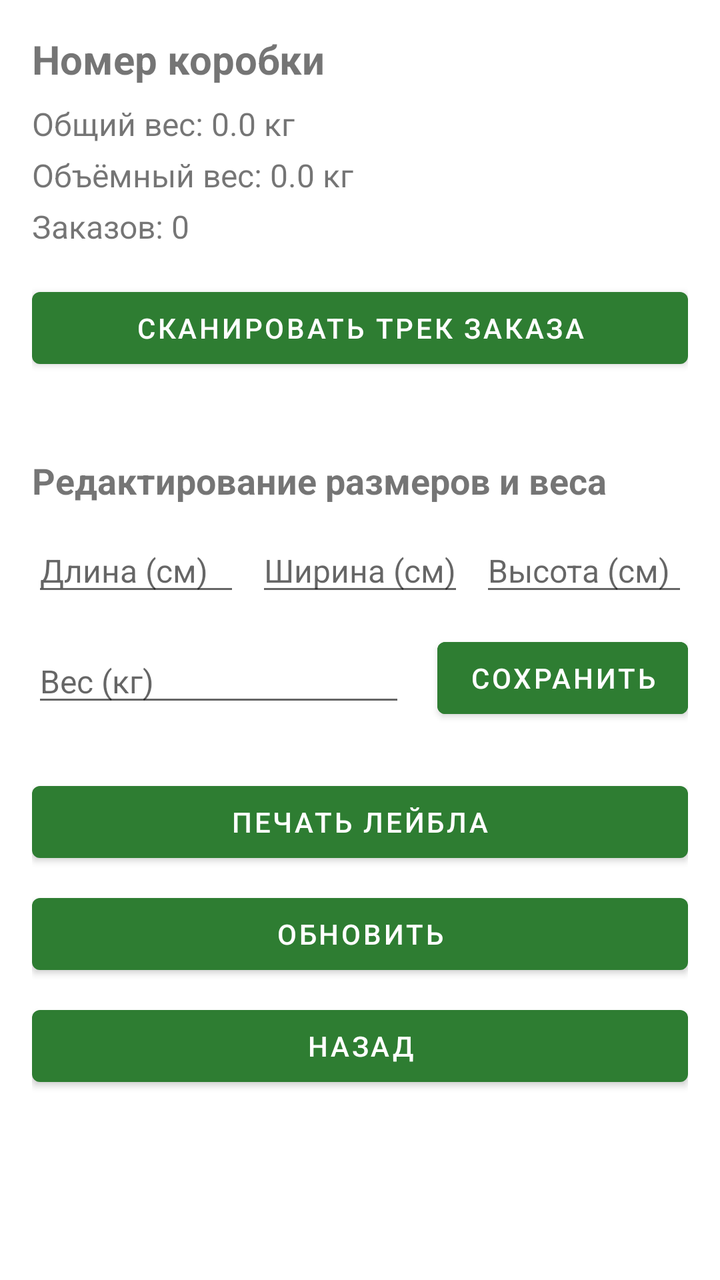
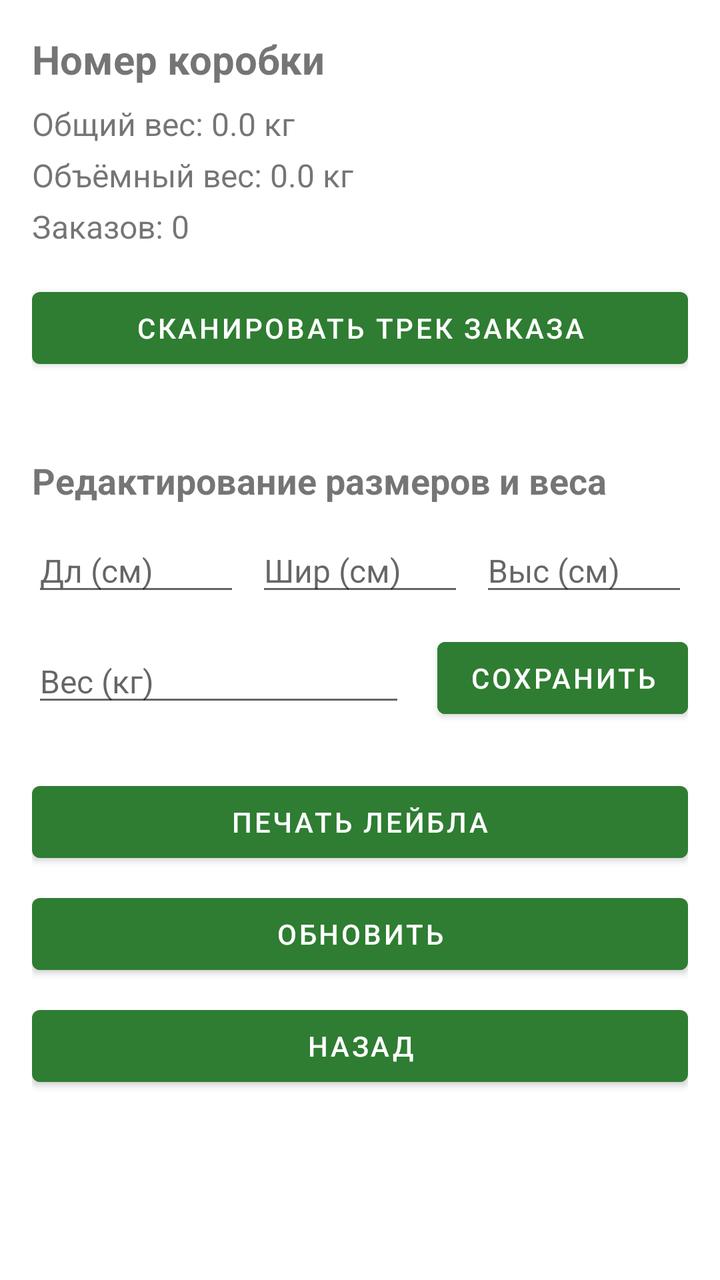

The first picture is an Android layout as it rendered before a commit; the second is the same layout after the commit. The layout source and the unified diff follow.
<!-- AndroidManifest.xml: application theme AppTheme -->
<!-- res/layout/fragment_box_detail.xml -->
<?xml version="1.0" encoding="utf-8"?>
<ScrollView xmlns:android="http://schemas.android.com/apk/res/android"
    xmlns:app="http://schemas.android.com/apk/res-auto"
    android:layout_width="match_parent"
    android:layout_height="match_parent"
    android:fillViewport="true">

    <LinearLayout
        android:layout_width="match_parent"
        android:layout_height="wrap_content"
        android:orientation="vertical"
        android:padding="16dp">

        
        <TextView
            android:id="@+id/tvBoxNumber"
            android:layout_width="wrap_content"
            android:layout_height="wrap_content"
            android:text="Номер коробки"
            android:textSize="20sp"
            android:textStyle="bold" />

        <TextView
            android:id="@+id/tvGrossWeight"
            android:layout_width="wrap_content"
            android:layout_height="wrap_content"
            android:text="Общий вес: 0.0 кг"
            android:textSize="16sp"
            android:layout_marginTop="8dp" />

        <TextView
            android:id="@+id/tvVWeight"
            android:layout_width="wrap_content"
            android:layout_height="wrap_content"
            android:text="Объёмный вес: 0.0 кг"
            android:textSize="16sp"
            android:layout_marginTop="4dp" />

        <TextView
            android:id="@+id/tvOrderCount"
            android:layout_width="wrap_content"
            android:layout_height="wrap_content"
            android:text="Заказов: 0"
            android:textSize="16sp"
            android:layout_marginTop="4dp" />

        
        <Button
            android:id="@+id/btnAddOrder"
            android:layout_width="match_parent"
            android:layout_height="wrap_content"
            android:layout_marginTop="16dp"
            android:text="Сканировать трек заказа" />

        
        <ProgressBar
            android:id="@+id/progressBar"
            android:layout_width="wrap_content"
            android:layout_height="wrap_content"
            android:layout_gravity="center"
            android:visibility="gone"
            android:layout_marginTop="16dp" />

        
        <androidx.recyclerview.widget.RecyclerView
            android:id="@+id/rvOrders"
            android:layout_width="match_parent"
            android:layout_height="wrap_content"
            android:layout_marginTop="16dp"
            android:nestedScrollingEnabled="false" />

        
        <LinearLayout
            android:layout_width="match_parent"
            android:layout_height="wrap_content"
            android:orientation="vertical"
            android:layout_marginTop="24dp">

            <TextView
                android:layout_width="wrap_content"
                android:layout_height="wrap_content"
                android:text="Редактирование размеров и веса"
                android:textStyle="bold"
                android:textSize="18sp" />

            <LinearLayout
                android:layout_width="match_parent"
                android:layout_height="wrap_content"
                android:orientation="horizontal"
                android:layout_marginTop="12dp"
                android:gravity="center_vertical">

                <EditText
                    android:id="@+id/etLength"
                    android:layout_width="0dp"
                    android:layout_weight="1"
                    android:layout_height="wrap_content"
                    android:hint="Длина (см)"
                    android:inputType="number"
                    android:textSize="16sp" />

                <EditText
                    android:id="@+id/etWidth"
                    android:layout_width="0dp"
                    android:layout_weight="1"
                    android:layout_height="wrap_content"
                    android:hint="Ширина (см)"
                    android:inputType="number"
                    android:textSize="16sp"
                    android:layout_marginHorizontal="8dp" />

                <EditText
                    android:id="@+id/etHeight"
                    android:layout_width="0dp"
                    android:layout_weight="1"
                    android:layout_height="wrap_content"
                    android:hint="Высота (см)"
                    android:inputType="number"
                    android:textSize="16sp" />
            </LinearLayout>

            <LinearLayout
                android:layout_width="match_parent"
                android:layout_height="wrap_content"
                android:orientation="horizontal"
                android:layout_marginTop="12dp"
                android:gravity="center_vertical">

                <EditText
                    android:id="@+id/etGrossWeight"
                    android:layout_width="0dp"
                    android:layout_weight="1"
                    android:layout_height="wrap_content"
                    android:hint="Вес (кг)"
                    android:inputType="numberDecimal"
                    android:textSize="16sp" />

                <Button
                    android:id="@+id/btnSaveSizes"
                    android:layout_width="wrap_content"
                    android:layout_height="wrap_content"
                    android:layout_marginStart="16dp"
                    android:text="Сохранить"
                    android:backgroundTint="#2E7D32"
                    android:textColor="#FFFFFF" />
            </LinearLayout>
        </LinearLayout>

        
        <Button
            android:id="@+id/btnPrint"
            android:layout_width="match_parent"
            android:layout_height="wrap_content"
            android:layout_marginTop="24dp"
            android:text="Печать лейбла" />

        <Button
            android:id="@+id/btnRefresh"
            android:layout_width="match_parent"
            android:layout_height="wrap_content"
            android:layout_marginTop="8dp"
            android:text="Обновить" />

        <Button
            android:id="@+id/btnBack"
            android:layout_width="match_parent"
            android:layout_height="wrap_content"
            android:layout_marginTop="8dp"
            android:text="Назад" />

    </LinearLayout>
</ScrollView>
<!-- resources referenced by this layout -->
<resources>
  <style name="AppTheme" parent="Theme.MaterialComponents.Light.NoActionBar">
          
          <item name="colorPrimary">#2E7D32</item>  
          <item name="colorPrimaryVariant">#1B5E20</item>
          <item name="colorOnPrimary">#FFFFFF</item>
          <item name="colorSecondary">#2E7D32</item>
          <item name="colorSecondaryVariant">#1B5E20</item>
          <item name="colorOnSecondary">#000000</item>
      </style>
</resources>

<!-- the commit's change to res/layout/fragment_box_detail.xml (unified diff, before → after) -->
@@ -95,7 +95,8 @@
                     android:layout_width="0dp"
                     android:layout_weight="1"
                     android:layout_height="wrap_content"
-                    android:hint="Длина (см)"
+                    android:selectAllOnFocus="true"
+                    android:hint="Дл (см)"
                     android:inputType="number"
                     android:textSize="16sp" />
 
@@ -104,7 +105,8 @@
                     android:layout_width="0dp"
                     android:layout_weight="1"
                     android:layout_height="wrap_content"
-                    android:hint="Ширина (см)"
+                    android:selectAllOnFocus="true"
+                    android:hint="Шир (см)"
                     android:inputType="number"
                     android:textSize="16sp"
                     android:layout_marginHorizontal="8dp" />
@@ -114,7 +116,8 @@
                     android:layout_width="0dp"
                     android:layout_weight="1"
                     android:layout_height="wrap_content"
-                    android:hint="Высота (см)"
+                    android:selectAllOnFocus="true"
+                    android:hint="Выс (см)"
                     android:inputType="number"
                     android:textSize="16sp" />
             </LinearLayout>
@@ -131,6 +134,7 @@
                     android:layout_width="0dp"
                     android:layout_weight="1"
                     android:layout_height="wrap_content"
+                    android:selectAllOnFocus="true"
                     android:hint="Вес (кг)"
                     android:inputType="numberDecimal"
                     android:textSize="16sp" />
